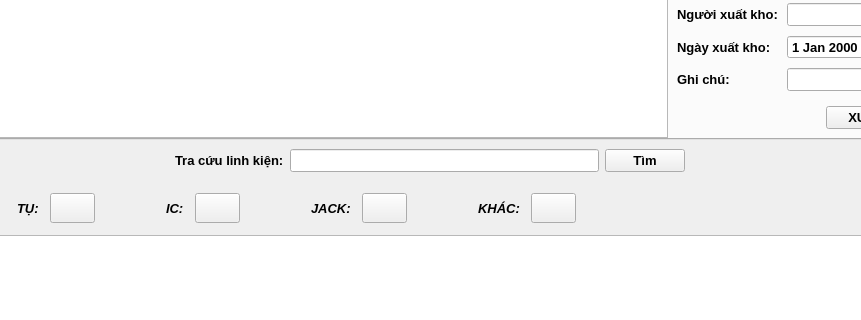
ngockhang2017/NhapXuatKho_CNDT, file NhapXuatKho_CNDT/mainwindow.ui: the form before one commit; both pictures show x 143 to 1004 and y 229 to 549 of the 1146 by 721 pixel window.
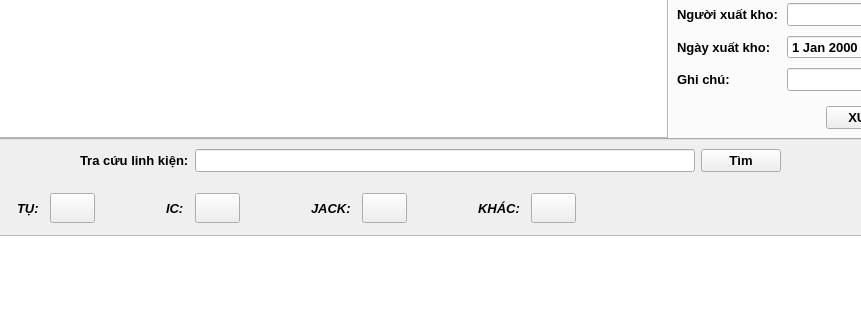
The form after the commit. The open tabs and pages were chosen to show the change. Icons and pictures are not drawn.

Patch:
```diff
--- a/NhapXuatKho_CNDT/mainwindow.ui
+++ b/NhapXuatKho_CNDT/mainwindow.ui
@@ -902,6 +902,12 @@
              </item>
              <item>
               <widget class="QLineEdit" name="lineEdit_timkiem">
+               <property name="minimumSize">
+                <size>
+                 <width>500</width>
+                 <height>0</height>
+                </size>
+               </property>
                <property name="font">
                 <font>
                  <pointsize>10</pointsize>
```
Left out of the diff: 13 changed lines with no effect on the pictures.
